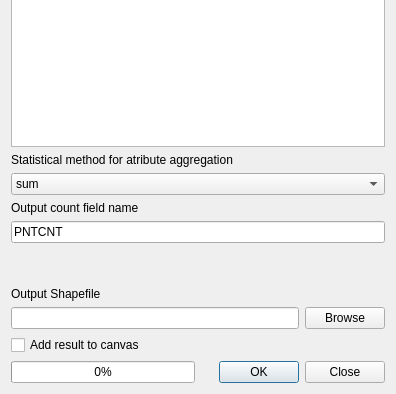
Old version of the form python/plugins/fTools/tools/frmPointsInPolygon.ui in the repository qgis/QGIS; both pictures show x 0 to 396 and y 169 to 563 of the 396 by 563 pixel window.
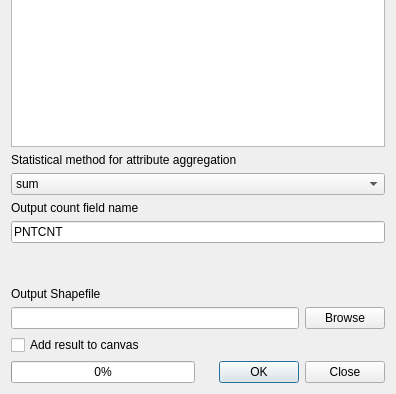
New version of the form.

Commit message: fix translation string

```diff
--- a/python/plugins/fTools/tools/frmPointsInPolygon.ui
+++ b/python/plugins/fTools/tools/frmPointsInPolygon.ui
@@ -17,7 +17,7 @@
    <item row="5" column="0">
     <widget class="QLabel" name="label_6">
      <property name="text">
-      <string>Statistical method for atribute aggregation</string>
+      <string>Statistical method for attribute aggregation</string>
      </property>
     </widget>
    </item>
```
